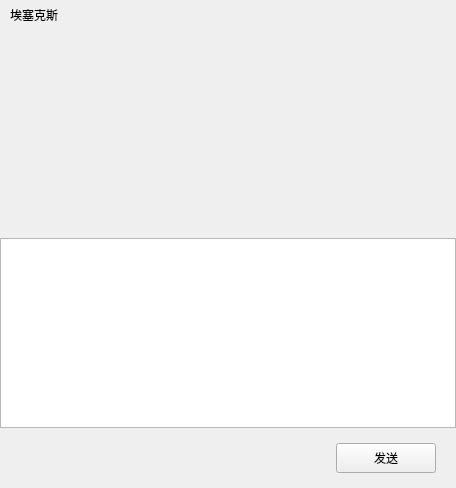
Above: ZhKeyesIMClient/UI/ChatPage.ui from Keyes117/ZhKeyesIM before the change. Below: the same form after it.
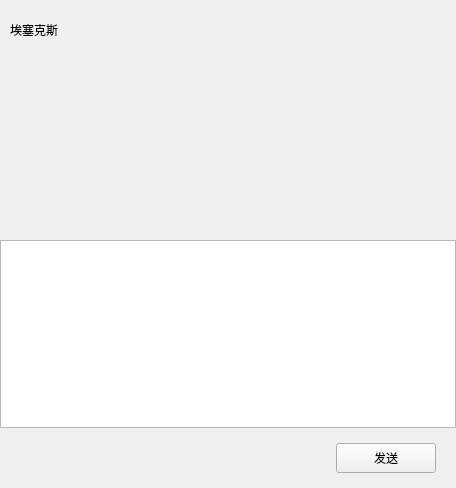
That is the form after the change. Custom widgets are drawn as their Qt base class.

What changed in the file:
```diff
--- a/ZhKeyesIMClient/UI/ChatPage.ui
+++ b/ZhKeyesIMClient/UI/ChatPage.ui
@@ -46,6 +46,18 @@
       </property>
       <item>
        <widget class="QWidget" name="widget_title" native="true">
+        <property name="minimumSize">
+         <size>
+          <width>0</width>
+          <height>60</height>
+         </size>
+        </property>
+        <property name="maximumSize">
+         <size>
+          <width>16777215</width>
+          <height>60</height>
+         </size>
+        </property>
         <layout class="QHBoxLayout" name="horizontalLayout">
          <property name="leftMargin">
           <number>0</number>
@@ -91,6 +103,12 @@
                <height>30</height>
               </size>
              </property>
+             <property name="maximumSize">
+              <size>
+               <width>16777215</width>
+               <height>30</height>
+              </size>
+             </property>
              <property name="text">
               <string>埃塞克斯</string>
              </property>
@@ -134,7 +152,7 @@
         <property name="maximumSize">
          <size>
           <width>16777215</width>
-          <height>60</height>
+          <height>30</height>
          </size>
         </property>
         <layout class="QHBoxLayout" name="horizontalLayout_4">
```
Left out of the diff: 20 changed lines with no effect on the pictures.
